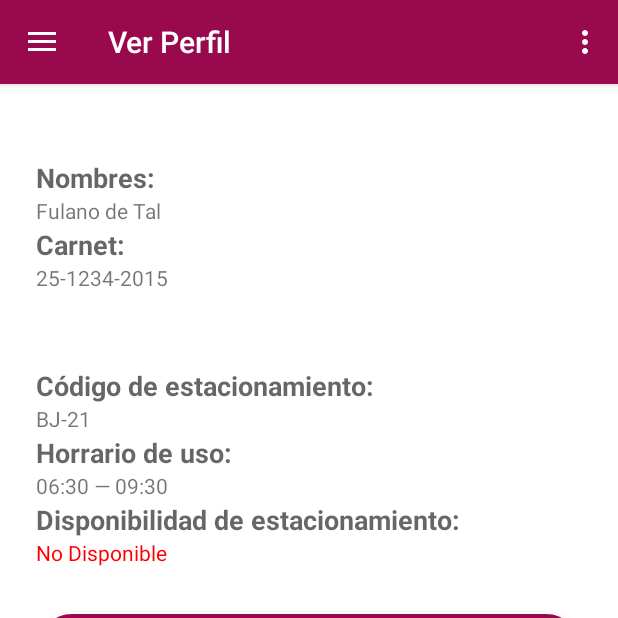
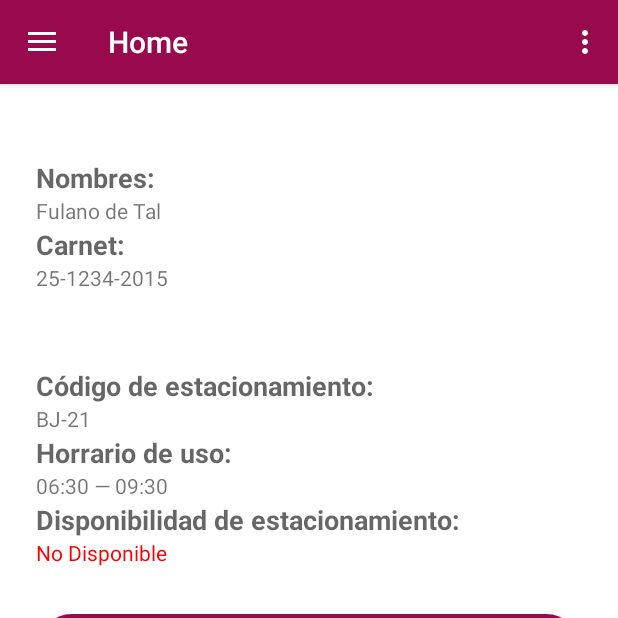
Before and after one commit to DesKevinMendez/control-estacionamiento-utec-android, an Android app: the PerfilFragment screen opened through its navigation route, after a tap on "CANCELAR", on a phone screen of 412 x 824 dp, the top half of it. Run offline under Robolectric (Android 15) with nearby library versions, the phone set to English and light mode, and no system bars; our stand-ins replace navigation-ui.

Commit message:
terminacion de la parte docente

```diff
--- a/app/src/main/java/com/example/control_estacionamiento_utec_electiva_i/docentes/ui/perfil/PerfilFragment.java
+++ b/app/src/main/java/com/example/control_estacionamiento_utec_electiva_i/docentes/ui/perfil/PerfilFragment.java
@@ -14,6 +14,7 @@
 import androidx.fragment.app.Fragment;
 
 import com.example.control_estacionamiento_utec_electiva_i.R;
+import com.example.control_estacionamiento_utec_electiva_i.docentes.DocenteHome;
 import com.example.control_estacionamiento_utec_electiva_i.docentes.PopConfirm;
 import com.example.control_estacionamiento_utec_electiva_i.docentes.ui.home.HomeFragment;
 
@@ -41,9 +42,13 @@
             @Override
             public void onClick(View v) {
                 //getFragmentManager().popBackStack();
-                HomeFragment fragment = new HomeFragment();
-                getActivity().getSupportFragmentManager().beginTransaction()
-                        .addToBackStack(null).replace(R.id.nav_host_fragment, fragment).commit();
+
+                //HomeFragment fragment = new HomeFragment();
+                //getActivity().getSupportFragmentManager().beginTransaction()
+                //        .addToBackStack(null).replace(R.id.nav_host_fragment, fragment).commit();
+
+                Intent home = new Intent(getContext(), DocenteHome.class);
+                startActivity(home);
             }
         });
 
--- a/app/src/main/res/layout/activity_perfil_usuario.xml
+++ b/app/src/main/res/layout/activity_perfil_usuario.xml
@@ -158,6 +158,7 @@
             android:layout_width="wrap_content"
             android:layout_height="wrap_content"
             android:layout_weight="1"
+            android:elevation="30dp"
 
             android:background="@drawable/oval_white"
 
```
